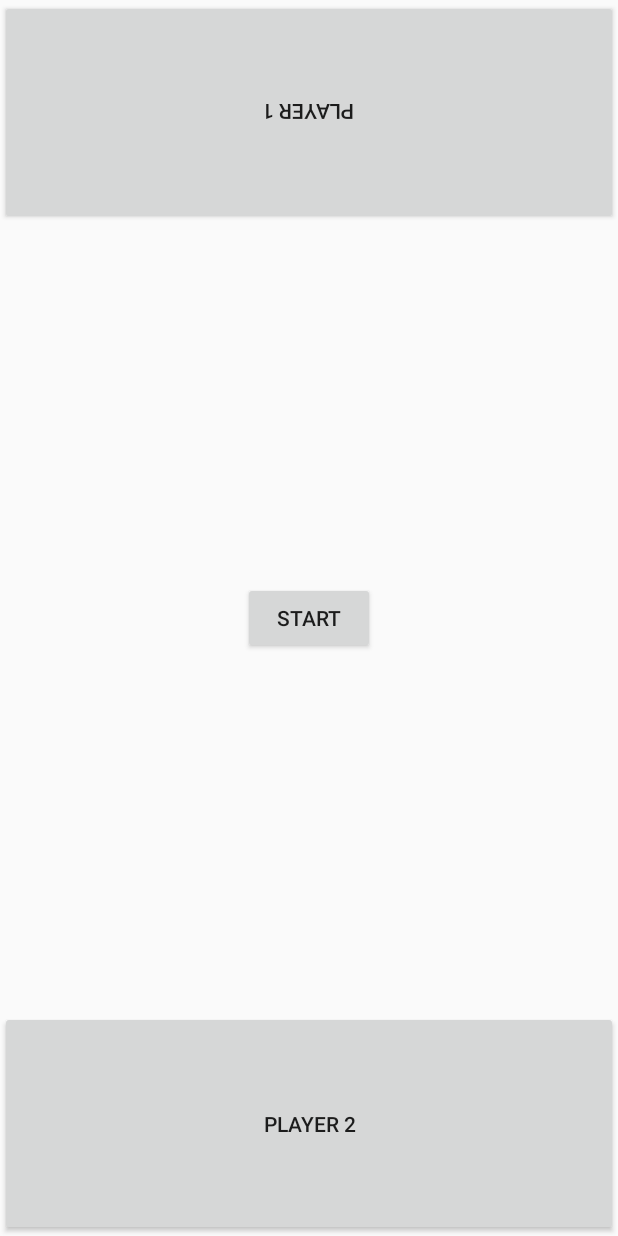
After one commit to ljarka/SdaCourseApplication, an Android app: the ReflexActivity screen opened directly, with no data from a screen before it, on a phone screen of 412 x 824 dp. The commit adds this screen. Run offline under Robolectric (Android 15) with nearby library versions, the phone set to English and light mode, and no system bars.

Commit message:
Reflex application

```diff
--- a/app/src/main/AndroidManifest.xml
+++ b/app/src/main/AndroidManifest.xml
@@ -22,6 +22,10 @@
             android:label="Gallery Activity" />
         <activity android:name=".todolist.TodoListActivity"
             android:label="TODO List" />
+        <activity android:name=".reflex.ReflexActivity"
+            android:label="Reflex"
+            android:theme="@style/ReflexActivity"
+        />
     </application>
 
 </manifest>
--- /dev/null
+++ b/app/src/main/java/com/github/ljarka/sdacourseapplication/reflex/ReflexActivity.java
@@ -0,0 +1,123 @@
+package com.github.ljarka.sdacourseapplication.reflex;
+
+import android.graphics.Color;
+import android.graphics.drawable.Drawable;
+import android.os.Bundle;
+import android.os.CountDownTimer;
+import android.support.v7.app.AppCompatActivity;
+import android.view.View;
+import android.view.View.OnClickListener;
+import android.widget.Button;
+import android.widget.ImageView;
+import android.widget.TextView;
+
+import com.github.ljarka.sdacourseapplication.R;
+
+import java.util.Arrays;
+import java.util.List;
+import java.util.Random;
+
+public class ReflexActivity extends AppCompatActivity implements OnClickListener {
+
+    private List<Integer> images = Arrays.asList(R.drawable.one, R.drawable.two, R.drawable.three, R.drawable.four, R.drawable
+            .five);
+
+    private Random random = new Random();
+    private ImageView firstImageView;
+    private ImageView secondImageView;
+    private Button firstPlayerButton;
+    private Button secondPlayerButton;
+    private CountDownTimer countDownTimer;
+    private Button startButton;
+    private boolean isRunning = false;
+    private Drawable defaultBackground;
+    private IntroAnimator introAnimator;
+
+    @Override
+    protected void onCreate(Bundle savedInstanceState) {
+        super.onCreate(savedInstanceState);
+        setContentView(R.layout.reflex_activity);
+
+        firstImageView = (ImageView) findViewById(R.id.first_image_view);
+        secondImageView = (ImageView) findViewById(R.id.second_image_view);
+        startButton = (Button) findViewById(R.id.start_button);
+        final TextView introTextView = (TextView) findViewById(R.id.intro_text_view);
+        introAnimator = new IntroAnimator(introTextView);
+
+        firstPlayerButton = (Button) findViewById(R.id.first_player_button);
+        secondPlayerButton = (Button) findViewById(R.id.second_player_button);
+        defaultBackground = firstPlayerButton.getBackground();
+        firstPlayerButton.setOnClickListener(this);
+        secondPlayerButton.setOnClickListener(this);
+
+        countDownTimer = new CountDownTimer(20000, 1000) {
+
+            @Override
+            public void onTick(long millisUntilFinished) {
+                int firstImage = images.get(random.nextInt(images.size()));
+                int secondImage = images.get(random.nextInt(images.size()));
+                firstImageView.setImageResource(firstImage);
+                firstImageView.setTag(firstImage);
+                secondImageView.setImageResource(secondImage);
+                secondImageView.setTag(secondImage);
+            }
+
+            @Override
+            public void onFinish() {
+                startButton.setVisibility(View.VISIBLE);
+                isRunning = false;
+            }
+        };
+
+        startButton.setOnClickListener(new OnClickListener() {
+
+            @Override
+            public void onClick(View v) {
+                introAnimator.showIntro(new Runnable() {
+
+                    @Override
+                    public void run() {
+                        isRunning = true;
+                        firstImageView.setVisibility(View.VISIBLE);
+                        secondImageView.setVisibility(View.VISIBLE);
+                        countDownTimer.start();
+                    }
+                });
+                firstPlayerButton.setBackground(defaultBackground);
+                secondPlayerButton.setBackground(defaultBackground);
+                startButton.setVisibility(View.GONE);
+            }
+        });
+    }
+
+    @Override
+    public void onClick(View view) {
+        if (!isRunning) {
+            return;
+        }
+
+        if (firstImageView.getTag().equals(secondImageView.getTag())) {
+            if (view.getId() == firstPlayerButton.getId()) {
+                firstPlayerButton.setBackgroundColor(Color.GREEN);
+                secondPlayerButton.setBackgroundColor(Color.RED);
+            } else {
+                firstPlayerButton.setBackgroundColor(Color.RED);
+                secondPlayerButton.setBackgroundColor(Color.GREEN);
+            }
+        } else {
+            if (view.getId() == firstPlayerButton.getId()) {
+                firstPlayerButton.setBackgroundColor(Color.RED);
+                secondPlayerButton.setBackgroundColor(Color.GREEN);
+            } else {
+                firstPlayerButton.setBackgroundColor(Color.GREEN);
+                secondPlayerButton.setBackgroundColor(Color.RED);
+            }
+        }
+
+        firstImageView.setVisibility(View.GONE);
+        secondImageView.setVisibility(View.GONE);
+        startButton.setVisibility(View.VISIBLE);
+        countDownTimer.cancel();
+        isRunning = false;
+    }
+}
--- /dev/null
+++ b/app/src/main/res/layout/reflex_activity.xml
@@ -0,0 +1,61 @@
+<?xml version="1.0" encoding="utf-8"?>
+<RelativeLayout
+    xmlns:android="http://schemas.android.com/apk/res/android"
+    xmlns:tools="http://schemas.android.com/tools"
+    android:id="@+id/activity_main"
+    android:layout_width="match_parent"
+    android:layout_height="match_parent">
+
+    <Button
+        android:id="@+id/first_player_button"
+        android:text="Player 1"
+        android:rotation="-180"
+        android:layout_alignParentTop="true"
+        android:layout_width="match_parent"
+        android:layout_height="150dp" />
+
+    <LinearLayout
+        android:layout_width="match_parent"
+        android:layout_height="wrap_content"
+        android:layout_centerInParent="true"
+        android:orientation="horizontal">
+
+        <ImageView
+            android:id="@+id/first_image_view"
+            android:layout_weight="0.5"
+            tools:src="@drawable/five"
+            android:layout_width="100dp"
+            android:layout_height="100dp" />
+
+        <ImageView
+            android:id="@+id/second_image_view"
+            tools:src="@drawable/five"
+            android:layout_weight="0.5"
+            android:layout_width="100dp"
+            android:layout_height="100dp" />
+    </LinearLayout>
+
+    <Button
+        android:id="@+id/start_button"
+        tools:visibility="gone"
+        android:layout_centerInParent="true"
+        android:layout_width="wrap_content"
+        android:layout_height="wrap_content"
+        android:text="Start" />
+
+    <TextView
+        android:id="@+id/intro_text_view"
+        tools:text="3"
+        android:textSize="100sp"
+        android:textStyle="bold"
+        android:layout_centerInParent="true"
+        android:layout_width="wrap_content"
+        android:layout_height="wrap_content" />
+
+    <Button
+        android:id="@+id/second_player_button"
+        android:text="Player 2"
+        android:layout_alignParentBottom="true"
+        android:layout_width="match_parent"
+        android:layout_height="150dp" />
+</RelativeLayout>
--- a/app/src/main/res/values/styles.xml
+++ b/app/src/main/res/values/styles.xml
@@ -17,4 +17,11 @@
         <item name="colorAccent">@color/colorAccent</item>
     </style>
 
+    <style name="ReflexActivity"
+        parent="Theme.AppCompat.Light.NoActionBar">
+        <item name="colorPrimary">@color/colorPrimary</item>
+        <item name="colorPrimaryDark">@color/colorPrimaryDark</item>
+        <item name="colorAccent">@color/colorAccent</item>
+    </style>
+
 </resources>
```
Also changed, not shown: app/src/main/java/com/github/ljarka/sdacourseapplication/MainActivity.java (+12 -0 lines), app/src/main/java/com/github/ljarka/sdacourseapplication/reflex/IntroAnimator.java (added, +38 -0 lines), app/src/main/res/layout/activity_main.xml (+12 -0 lines), app/src/main/res/drawable/five.png (added), app/src/main/res/drawable/four.png (added), app/src/main/res/drawable/one.png (added), app/src/main/res/drawable/three.png (added), app/src/main/res/drawable/two.png (added).
